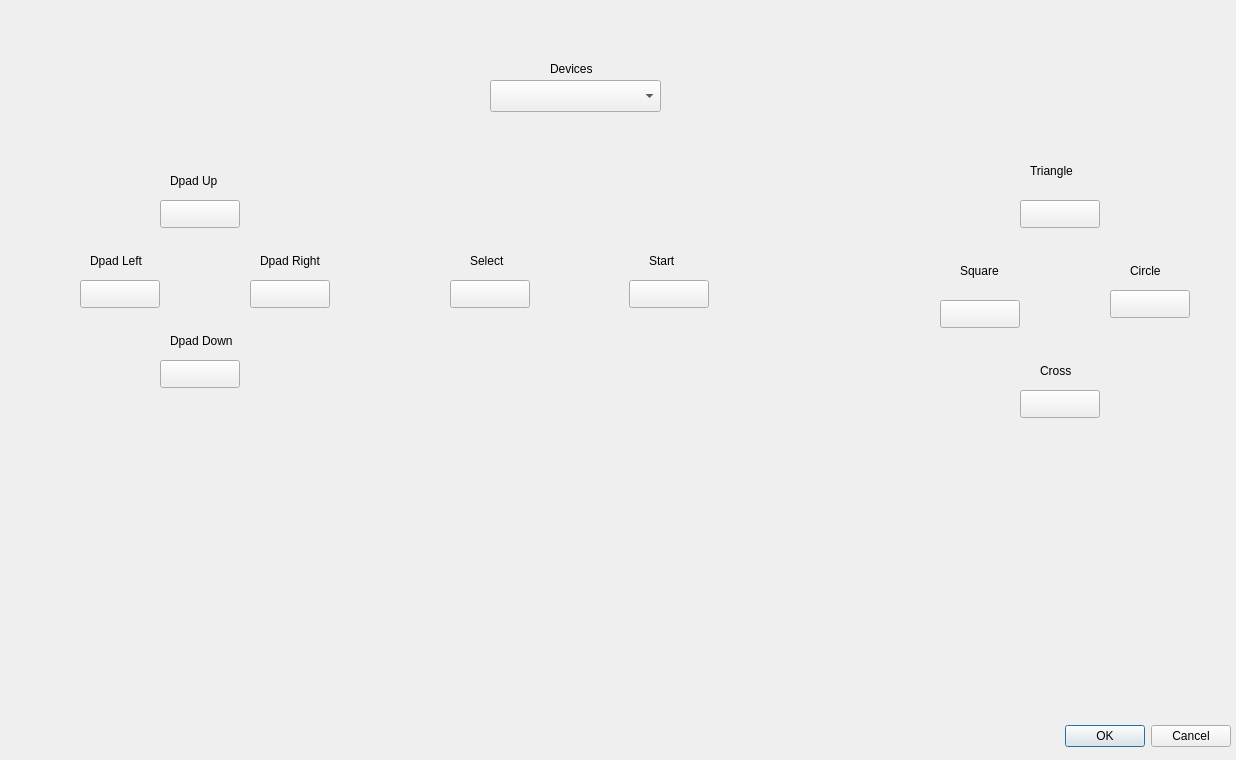
Above: src/qt/pad_configure.ui from PSI-Rockin/DobieStation before the change. Below: the same form after it.
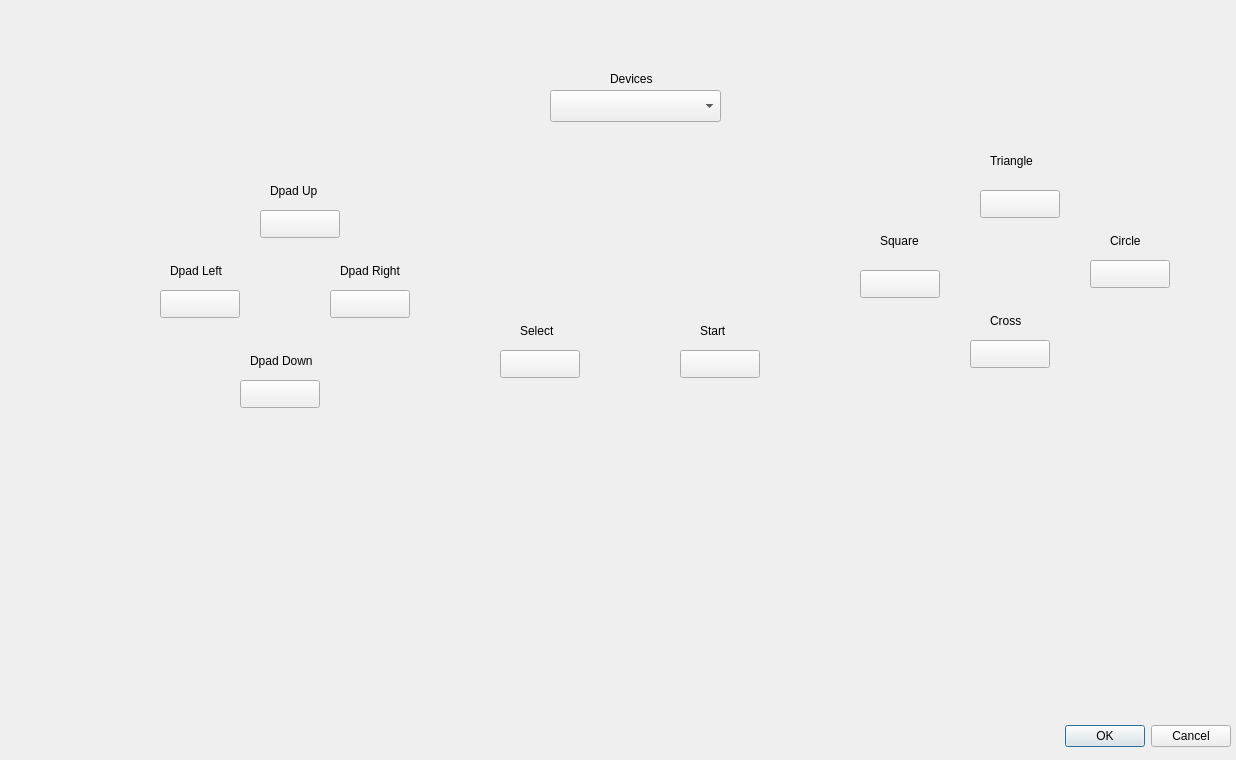
That is the form after the change.

Diff of the .ui file:
```diff
--- a/src/qt/pad_configure.ui
+++ b/src/qt/pad_configure.ui
@@ -32,8 +32,8 @@
   <widget class="QWidget" name="Devices" native="true">
    <property name="geometry">
     <rect>
-     <x>460</x>
-     <y>50</y>
+     <x>520</x>
+     <y>60</y>
      <width>231</width>
      <height>80</height>
     </rect>
@@ -65,8 +65,8 @@
   <widget class="QWidget" name="Triangle_Widget" native="true">
    <property name="geometry">
     <rect>
-     <x>1000</x>
-     <y>160</y>
+     <x>960</x>
+     <y>150</y>
      <width>120</width>
      <height>80</height>
     </rect>
@@ -101,8 +101,8 @@
   <widget class="QWidget" name="Dpad_Up_Widget" native="true">
    <property name="geometry">
     <rect>
-     <x>140</x>
-     <y>170</y>
+     <x>240</x>
+     <y>180</y>
      <width>120</width>
      <height>80</height>
     </rect>
@@ -137,8 +137,8 @@
   <widget class="QWidget" name="Dpad_Left_Widget" native="true">
    <property name="geometry">
     <rect>
-     <x>60</x>
-     <y>250</y>
+     <x>140</x>
+     <y>260</y>
      <width>120</width>
      <height>80</height>
     </rect>
@@ -173,8 +173,8 @@
   <widget class="QWidget" name="Dpad_Right_Widget" native="true">
    <property name="geometry">
     <rect>
-     <x>230</x>
-     <y>250</y>
+     <x>310</x>
+     <y>260</y>
      <width>120</width>
      <height>80</height>
     </rect>
@@ -209,8 +209,8 @@
   <widget class="QWidget" name="Dpad_Down_Widget" native="true">
    <property name="geometry">
     <rect>
-     <x>140</x>
-     <y>330</y>
+     <x>220</x>
+     <y>350</y>
      <width>120</width>
      <height>80</height>
     </rect>
@@ -245,8 +245,8 @@
   <widget class="QWidget" name="Square_Widget" native="true">
    <property name="geometry">
     <rect>
-     <x>920</x>
-     <y>260</y>
+     <x>840</x>
+     <y>230</y>
      <width>120</width>
      <height>80</height>
     </rect>
@@ -281,8 +281,8 @@
   <widget class="QWidget" name="Circle_Widget" native="true">
    <property name="geometry">
     <rect>
-     <x>1090</x>
-     <y>260</y>
+     <x>1070</x>
+     <y>230</y>
      <width>120</width>
      <height>80</height>
     </rect>
@@ -317,8 +317,8 @@
   <widget class="QWidget" name="Cross_Widget" native="true">
    <property name="geometry">
     <rect>
-     <x>1000</x>
-     <y>360</y>
+     <x>950</x>
+     <y>310</y>
      <width>120</width>
      <height>80</height>
     </rect>
@@ -353,8 +353,8 @@
   <widget class="QWidget" name="Select_Widget" native="true">
    <property name="geometry">
     <rect>
-     <x>440</x>
-     <y>250</y>
+     <x>490</x>
+     <y>320</y>
      <width>101</width>
      <height>80</height>
     </rect>
@@ -389,8 +389,8 @@
   <widget class="QWidget" name="Start_Widget" native="true">
    <property name="geometry">
     <rect>
-     <x>609</x>
-     <y>250</y>
+     <x>660</x>
+     <y>320</y>
      <width>121</width>
      <height>71</height>
     </rect>
```
